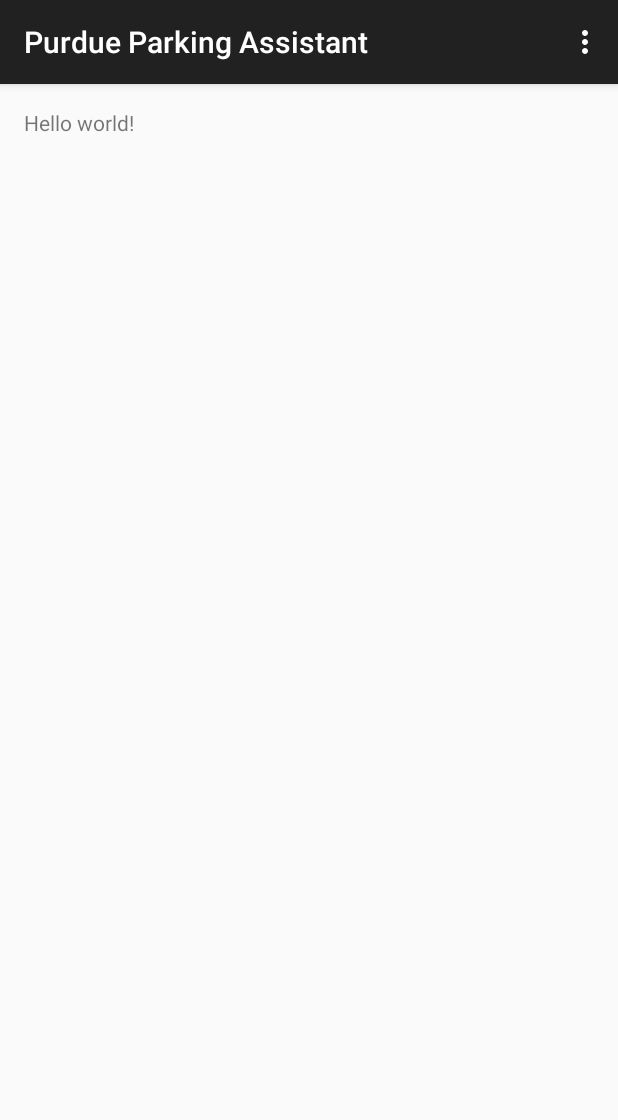
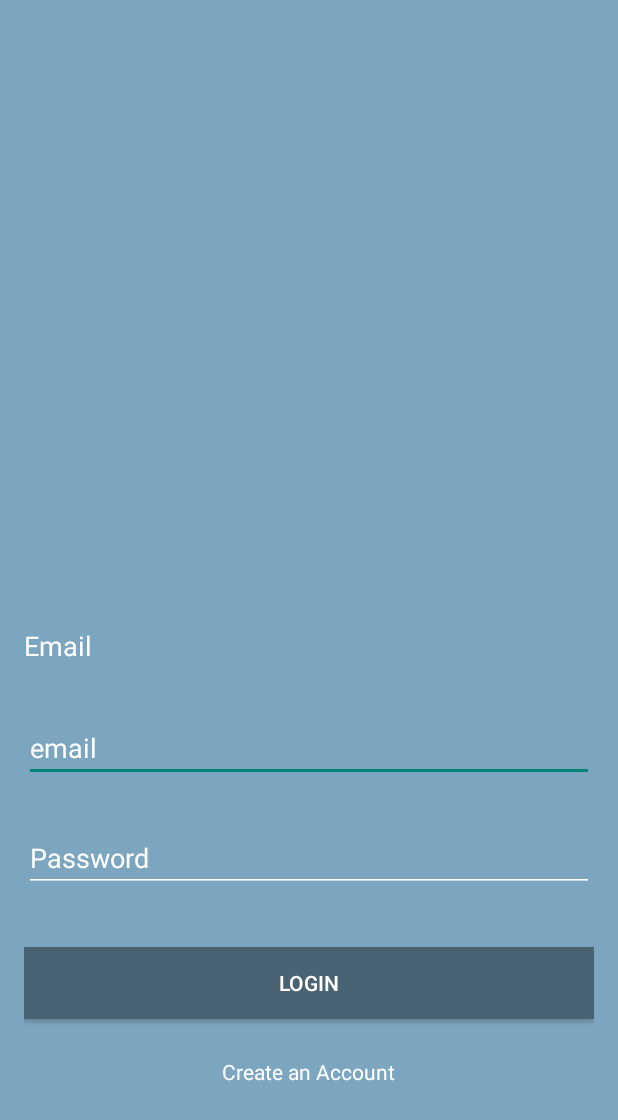
Before and after one commit to purdue-parking/android-app, an Android app: the screen it shows after launch (LoginActivity), on a phone screen of 412 x 824 dp. Shown: the top 1120 px of the screen. Run offline under Robolectric (Android 15) with nearby library versions, the phone set to English and light mode, and no system bars.

Commit message:
Added Login Screen

```diff
--- a/PurdueParkingAssistant/app/src/main/AndroidManifest.xml
+++ b/PurdueParkingAssistant/app/src/main/AndroidManifest.xml
@@ -9,7 +9,7 @@
         android:theme="@style/AppTheme" >
         <activity
             android:name=".LoginActivity"
-            android:label="@string/app_name" >
+            android:label="@string/app_name">
             <intent-filter>
                 <action android:name="android.intent.action.MAIN" />
 
--- a/PurdueParkingAssistant/app/src/main/java/cs490/purdueparkingassistant/LoginActivity.java
+++ b/PurdueParkingAssistant/app/src/main/java/cs490/purdueparkingassistant/LoginActivity.java
@@ -1,9 +1,11 @@
 package cs490.purdueparkingassistant;
 
+
+import android.os.Bundle;
 import android.support.v7.app.AppCompatActivity;
-import android.os.Bundle;
 import android.view.Menu;
 import android.view.MenuItem;
+import android.widget.EditText;
 
 public class LoginActivity extends AppCompatActivity {
 
@@ -11,6 +13,9 @@
     protected void onCreate(Bundle savedInstanceState) {
         super.onCreate(savedInstanceState);
         setContentView(R.layout.activity_login);
+
+        EditText emailField = (EditText) findViewById(R.id.emailField);
+
     }
 
     @Override
--- a/PurdueParkingAssistant/app/src/main/res/layout/activity_login.xml
+++ b/PurdueParkingAssistant/app/src/main/res/layout/activity_login.xml
@@ -3,9 +3,79 @@
     android:layout_height="match_parent" android:paddingLeft="@dimen/activity_horizontal_margin"
     android:paddingRight="@dimen/activity_horizontal_margin"
     android:paddingTop="@dimen/activity_vertical_margin"
-    android:paddingBottom="@dimen/activity_vertical_margin" tools:context=".LoginActivity">
+    android:paddingBottom="@dimen/activity_vertical_margin" tools:context=".LoginActivity"
+    android:background="#7CA6C0">
 
-    <TextView android:text="@string/hello_world" android:layout_width="wrap_content"
-        android:layout_height="wrap_content" />
+    <TextView
+        android:layout_width="wrap_content"
+        android:layout_height="wrap_content"
+        android:textAppearance="?android:attr/textAppearanceMedium"
+        android:text="Email"
+        android:id="@+id/textView"
+        android:textColor="#ffffff"
+        android:layout_marginBottom="33dp"
+        android:layout_above="@+id/emailField"
+        android:layout_alignParentLeft="true"
+        android:layout_alignParentStart="true" />
+
+    <EditText
+        android:layout_width="wrap_content"
+        android:layout_height="wrap_content"
+        android:inputType="textEmailAddress"
+        android:ems="10"
+        android:id="@+id/emailField"
+        android:textColor="#ffffff"
+        android:textColorHint="#ffffff"
+        android:hint="email"
+        android:singleLine="true"
+        android:autoText="true"
+        android:layout_marginBottom="28dp"
+        android:layout_above="@+id/passwordField"
+        android:layout_alignParentLeft="true"
+        android:layout_alignParentStart="true"
+        android:layout_alignParentRight="true"
+        android:layout_alignParentEnd="true" />
+
+    <EditText
+        android:layout_width="wrap_content"
+        android:layout_height="wrap_content"
+        android:inputType="textPassword"
+        android:ems="10"
+        android:id="@+id/passwordField"
+        android:hint="Password"
+        android:textColor="#ffffff"
+        android:textColorHint="#ffffff"
+        android:textIsSelectable="false"
+        android:layout_marginBottom="213dp"
+        android:layout_alignParentBottom="true"
+        android:layout_alignParentLeft="true"
+        android:layout_alignParentStart="true"
+        android:layout_alignRight="@+id/emailField"
+        android:layout_alignEnd="@+id/emailField" />
+
+    <Button
+        android:layout_width="wrap_content"
+        android:layout_height="wrap_content"
+        android:text="LOGIN"
+        android:id="@+id/loginButton"
+        android:layout_alignTop="@+id/passwordField"
+        android:layout_marginTop="82dp"
+        android:layout_alignParentLeft="true"
+        android:layout_alignParentStart="true"
+        android:layout_alignRight="@+id/passwordField"
+        android:layout_alignEnd="@+id/passwordField"
+        android:background="#4A6373"
+        android:textColor="#ffffff" />
+
+    <TextView
+        android:layout_width="wrap_content"
+        android:layout_height="wrap_content"
+        android:textAppearance="?android:attr/textAppearanceSmall"
+        android:text="Create an Account"
+        android:id="@+id/textView2"
+        android:layout_below="@+id/loginButton"
+        android:layout_centerHorizontal="true"
+        android:layout_marginTop="25dp"
+        android:textColor="#ffffff" />
 
 </RelativeLayout>
--- a/PurdueParkingAssistant/app/src/main/res/values/styles.xml
+++ b/PurdueParkingAssistant/app/src/main/res/values/styles.xml
@@ -1,8 +1,8 @@
 <resources>
 
     <!-- Base application theme. -->
-    <style name="AppTheme" parent="Theme.AppCompat.Light.DarkActionBar">
-        <!-- Customize your theme here. -->
+    <style name="AppTheme" parent="Theme.AppCompat.Light.NoActionBar">
+        <item name="colorControlNormal">#ffffff</item>
     </style>
 
 </resources>
```
